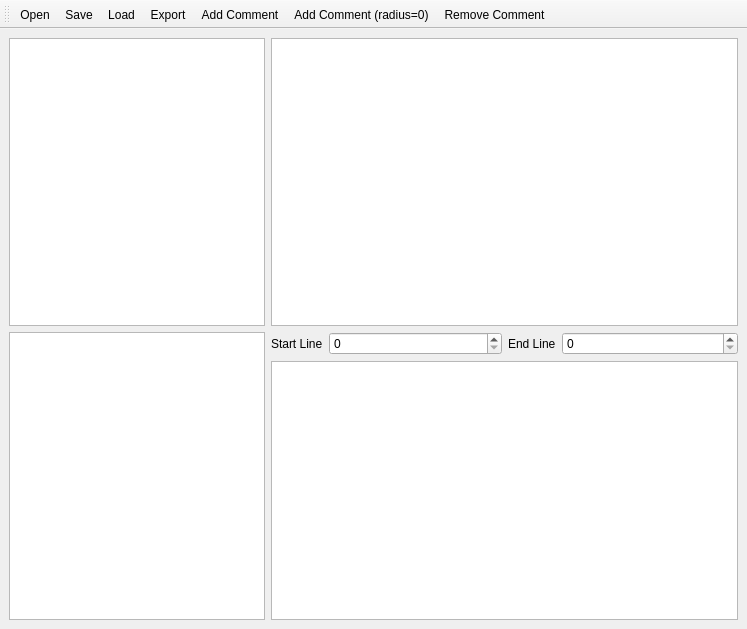
This is gui/ui_MainWindow.ui in arneboe/codecomment as Qt 5 draws it before an edit. The edited form follows.
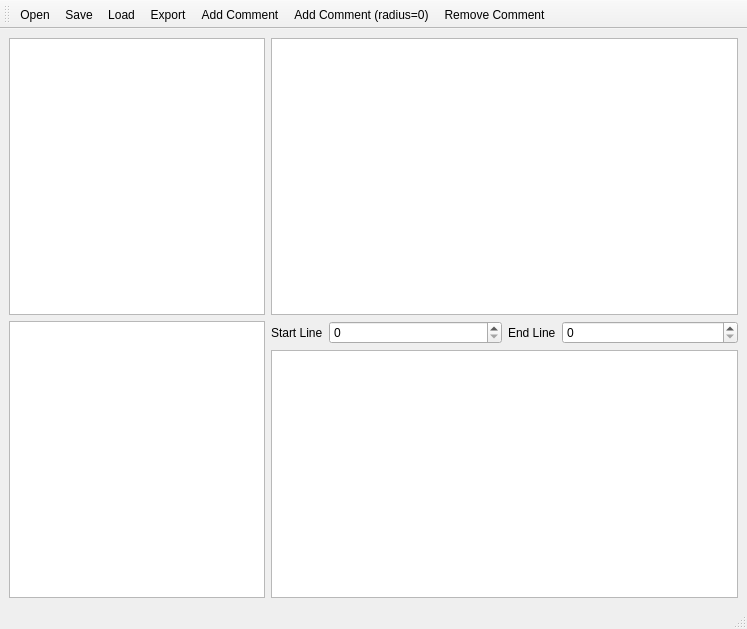
This is the edited form.

Commit message: save shortcut and statusbar message

```diff
--- a/gui/ui_MainWindow.ui
+++ b/gui/ui_MainWindow.ui
@@ -112,6 +112,7 @@
    <addaction name="actionAdd_Comment_radius_0"/>
    <addaction name="actionRemove_Comment"/>
   </widget>
+  <widget class="QStatusBar" name="statusBar"/>
   <action name="actionExport">
    <property name="text">
     <string>&amp;Export</string>
```
Left out of the diff: 26 changed lines with no effect on the pictures. The commit also changes 1 other file.
